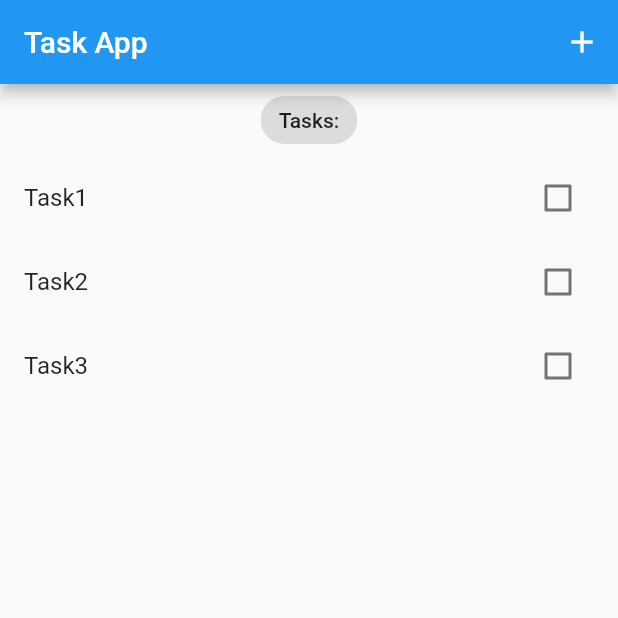
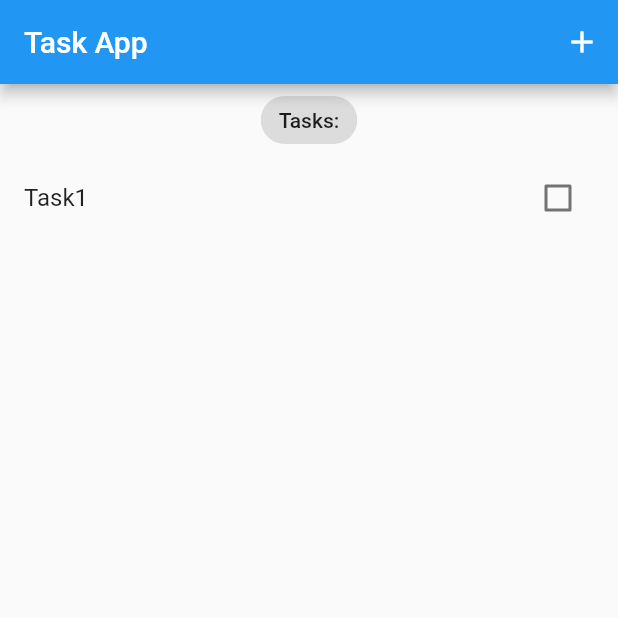
Before and after one commit to cronos88/flutter_task_app_bloc, a Flutter app: the screen it shows after launch, on a phone screen of 412 x 824 dp, the top half of it. Run offline on Flutter 3.47's test engine with Material 2 defaults, Android fonts, the light colour scheme and no system bars; our stand-ins replace bloc, equatable, flutter_bloc.

Commit message:
Creación del bloc Tasks y configurando sus partes para así mostrar una tarea de ejemplo.

```diff
--- /dev/null
+++ b/lib/blocs/bloc_exports.dart
@@ -0,0 +1,2 @@
+export './tasks/tasks_bloc.dart';
+export 'package:flutter_bloc/flutter_bloc.dart';
--- /dev/null
+++ b/lib/blocs/tasks/tasks_bloc.dart
@@ -0,0 +1,26 @@
+import 'package:bloc/bloc.dart';
+import 'package:equatable/equatable.dart';
+
+import '../../models/task.dart';
+
+part 'tasks_event.dart';
+part 'tasks_state.dart';
+
+class TasksBloc extends Bloc<TasksEvent, TasksState> {
+  TasksBloc() : super(const TasksState()) {
+    on<AddTask>(_onAddTask);
+    on<UpdateTask>(_onUpdateTask);
+    on<DeleteTask>(_onDeleteTask);
+  }
+
+  void _onAddTask(AddTask event, Emitter<TasksState> emit) {
+    final state = this.state;
+    emit(TasksState(
+      allTasks: List.from(state.allTasks)..add(event.task),
+    ));
+  }
+
+  void _onUpdateTask(UpdateTask event, Emitter<TasksState> emit) {}
+
+  void _onDeleteTask(DeleteTask event, Emitter<TasksState> emit) {}
+}
--- /dev/null
+++ b/lib/blocs/tasks/tasks_event.dart
@@ -0,0 +1,42 @@
+// ignore_for_file: public_member_api_docs, sort_constructors_first
+part of 'tasks_bloc.dart';
+
+abstract class TasksEvent extends Equatable {
+  const TasksEvent();
+
+  @override
+  List<Object> get props => [];
+}
+
+class AddTask extends TasksEvent {
+  final Task task;
+
+  const AddTask({
+    required this.task,
+  });
+
+  @override
+  List<Object> get props => [task];
+}
+
+class UpdateTask extends TasksEvent {
+  final Task task;
+
+  const UpdateTask({
+    required this.task,
+  });
+
+  @override
+  List<Object> get props => [task];
+}
+
+class DeleteTask extends TasksEvent {
+  final Task task;
+
+  const DeleteTask({
+    required this.task,
+  });
+
+  @override
+  List<Object> get props => [task];
+}
--- /dev/null
+++ b/lib/blocs/tasks/tasks_state.dart
@@ -0,0 +1,9 @@
+part of 'tasks_bloc.dart';
+
+class TasksState extends Equatable {
+  final List<Task> allTasks;
+  const TasksState({this.allTasks = const <Task>[]});
+
+  @override
+  List<Object> get props => [allTasks];
+}
--- a/lib/main.dart
+++ b/lib/main.dart
@@ -1,21 +1,31 @@
 import 'package:flutter/material.dart';
 
+import 'blocs/bloc_exports.dart';
+import 'models/task.dart';
 import 'screens/task_screen.dart';
 
-void main() => runApp(const MyApp());
+void main() {
+  BlocOverrides.runZoned(
+    () => runApp(const MyApp()),
+  );
+}
 
 class MyApp extends StatelessWidget {
   const MyApp({super.key});
 
   @override
   Widget build(BuildContext context) {
-    return MaterialApp(
-      title: 'Flutter Task App',
-      theme: ThemeData(primarySwatch: Colors.blue),
-      home: TaskScreen(),
+    return BlocProvider(
+      create: (context) =>
+          TasksBloc()..add(AddTask(task: Task(title: 'Task1'))),
+      child: MaterialApp(
+        title: 'Flutter Task App',
+        theme: ThemeData(primarySwatch: Colors.blue),
+        home: const TaskScreen(),
+      ),
     );
   }
 }
 
 // https://www.youtube.com/watch?v=PD0eAXLd5ls&list=PL4KQIoSGkL6uHbPnb1-bcWE07KT9aohQ-&index=9
-// QUEDAMOS EN MINUTO 12:15
+// QUEDAMOS EN MINUTO 19:42
--- a/lib/screens/task_screen.dart
+++ b/lib/screens/task_screen.dart
@@ -1,18 +1,17 @@
 import 'package:flutter/material.dart';
 
+import '../blocs/bloc_exports.dart';
 import '../models/task.dart';
+import '../widgets/tasks_list.dart';
 
 class TaskScreen extends StatelessWidget {
-  TaskScreen({super.key});
-
-  List<Task> taskList = [
-    Task(title: 'Task1'),
-    Task(title: 'Task2'),
-    Task(title: 'Task3'),
-  ];
+  const TaskScreen({super.key});
 
   @override
   Widget build(BuildContext context) {
+    return BlocBuilder<TasksBloc, TasksState>(
+      builder: (context, state) {
+        final List<Task> taskList = state.allTasks;
         return Scaffold(
           appBar: AppBar(
             title: const Text('Task App'),
@@ -31,23 +30,11 @@ class TaskScreen extends StatelessWidget {
                   label: Text('Tasks:'),
                 ),
               ),
-          Expanded(
-            child: ListView.builder(
-              itemCount: taskList.length,
-              itemBuilder: (BuildContext context, int index) {
-                final task = taskList[index];
-                return ListTile(
-                  title: Text(task.title),
-                  trailing: Checkbox(
-                    value: task.isDone,
-                    onChanged: (value) {},
+              TasksList(taskList: taskList),
+            ],
           ),
         );
       },
-            ),
-          ),
-        ],
-      ),
     );
   }
 }
--- /dev/null
+++ b/lib/widgets/tasks_list.dart
@@ -0,0 +1,31 @@
+import 'package:flutter/material.dart';
+
+import '../models/task.dart';
+
+class TasksList extends StatelessWidget {
+  const TasksList({
+    Key? key,
+    required this.taskList,
+  }) : super(key: key);
+
+  final List<Task> taskList;
+
+  @override
+  Widget build(BuildContext context) {
+    return Expanded(
+      child: ListView.builder(
+        itemCount: taskList.length,
+        itemBuilder: (BuildContext context, int index) {
+          final task = taskList[index];
+          return ListTile(
+            title: Text(task.title),
+            trailing: Checkbox(
+              value: task.isDone,
+              onChanged: (value) {},
+            ),
+          );
+        },
+      ),
+    );
+  }
+}
```
Also changed, not shown: instrucciones.txt (+60 -0 lines). Lines whose indentation alone changed are shown as unchanged.
